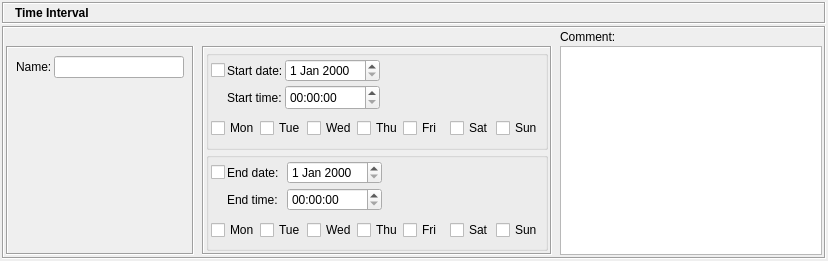
First picture: the form in src/gui/timedialog_q.ui, repository fwbuilder/fwbuilder, before the edit.
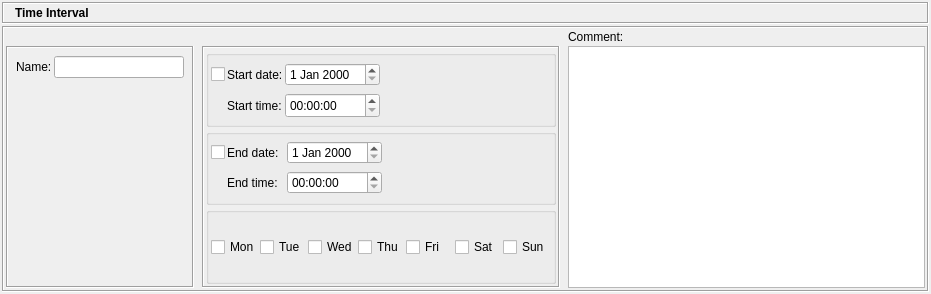
Second picture: the form after the edit. Icons and pictures are not drawn.

```diff
--- a/src/gui/timedialog_q.ui
+++ b/src/gui/timedialog_q.ui
@@ -8,8 +8,8 @@
    <rect>
     <x>0</x>
     <y>0</y>
-    <width>828</width>
-    <height>261</height>
+    <width>931</width>
+    <height>294</height>
    </rect>
   </property>
   <property name="windowTitle" >
@@ -249,45 +249,12 @@
            <enum>QFrame::Sunken</enum>
           </property>
           <layout class="QVBoxLayout" >
-           <property name="spacing" >
-            <number>2</number>
-           </property>
-           <property name="leftMargin" >
-            <number>2</number>
-           </property>
-           <property name="topMargin" >
-            <number>2</number>
-           </property>
-           <property name="rightMargin" >
-            <number>2</number>
-           </property>
-           <property name="bottomMargin" >
-            <number>2</number>
-           </property>
            <item>
             <widget class="QGroupBox" name="groupBox2" >
              <property name="title" >
               <string/>
              </property>
              <layout class="QGridLayout" >
-              <property name="leftMargin" >
-               <number>2</number>
-              </property>
-              <property name="topMargin" >
-               <number>2</number>
-              </property>
-              <property name="rightMargin" >
-               <number>2</number>
-              </property>
-              <property name="bottomMargin" >
-               <number>2</number>
-              </property>
-              <property name="horizontalSpacing" >
-               <number>2</number>
-              </property>
-              <property name="verticalSpacing" >
-               <number>2</number>
-              </property>
               <item row="0" column="0" >
                <widget class="QCheckBox" name="useStartDate" >
                 <property name="text" >
@@ -359,85 +326,6 @@
                 </property>
                </spacer>
               </item>
-              <item row="2" column="0" colspan="4" >
-               <widget class="QFrame" name="frame" >
-                <property name="frameShape" >
-                 <enum>QFrame::NoFrame</enum>
-                </property>
-                <property name="frameShadow" >
-                 <enum>QFrame::Raised</enum>
-                </property>
-                <layout class="QGridLayout" >
-                 <property name="leftMargin" >
-                  <number>0</number>
-                 </property>
-                 <property name="topMargin" >
-                  <number>0</number>
-                 </property>
-                 <property name="rightMargin" >
-                  <number>0</number>
-                 </property>
-                 <property name="bottomMargin" >
-                  <number>0</number>
-                 </property>
-                 <property name="horizontalSpacing" >
-                  <number>0</number>
-                 </property>
-                 <property name="verticalSpacing" >
-                  <number>0</number>
-                 </property>
-                 <item row="0" column="0" >
-                  <widget class="QCheckBox" name="cbStart1" >
-                   <property name="text" >
-                    <string>Mon</string>
-                   </property>
-                  </widget>
-                 </item>
-                 <item row="0" column="1" >
-                  <widget class="QCheckBox" name="cbStart2" >
-                   <property name="text" >
-                    <string>Tue</string>
-                   </property>
-                  </widget>
-                 </item>
-                 <item row="0" column="2" >
-                  <widget class="QCheckBox" name="cbStart3" >
-                   <property name="text" >
-                    <string>Wed</string>
-                   </property>
-                  </widget>
-                 </item>
-                 <item row="0" column="3" >
-                  <widget class="QCheckBox" name="cbStart4" >
-                   <property name="text" >
-                    <string>Thu</string>
-                   </property>
-                  </widget>
-                 </item>
-                 <item row="0" column="4" >
-                  <widget class="QCheckBox" name="cbStart5" >
-                   <property name="text" >
-                    <string>Fri</string>
-                   </property>
-                  </widget>
-                 </item>
-                 <item row="0" column="5" >
-                  <widget class="QCheckBox" name="cbStart6" >
-                   <property name="text" >
-                    <string>Sat</string>
-                   </property>
-                  </widget>
-                 </item>
-                 <item row="0" column="6" >
-                  <widget class="QCheckBox" name="cbStart7" >
-                   <property name="text" >
-                    <string>Sun</string>
-                   </property>
-                  </widget>
-                 </item>
-                </layout>
-               </widget>
-              </item>
              </layout>
             </widget>
            </item>
@@ -447,24 +335,6 @@
               <string/>
              </property>
              <layout class="QGridLayout" >
-              <property name="leftMargin" >
-               <number>2</number>
-              </property>
-              <property name="topMargin" >
-               <number>2</number>
-              </property>
-              <property name="rightMargin" >
-               <number>2</number>
-              </property>
-              <property name="bottomMargin" >
-               <number>2</number>
-              </property>
-              <property name="horizontalSpacing" >
-               <number>2</number>
-              </property>
-              <property name="verticalSpacing" >
-               <number>2</number>
-              </property>
               <item row="0" column="0" >
                <widget class="QCheckBox" name="useEndDate" >
                 <property name="text" >
@@ -529,7 +399,16 @@
                 </property>
                </spacer>
               </item>
-              <item row="2" column="0" colspan="4" >
+             </layout>
+            </widget>
+           </item>
+           <item>
+            <widget class="QGroupBox" name="groupBox" >
+             <property name="title" >
+              <string/>
+             </property>
+             <layout class="QGridLayout" >
+              <item row="0" column="0" >
                <widget class="QFrame" name="frame_2" >
                 <property name="frameShape" >
                  <enum>QFrame::NoFrame</enum>
```
Left out of the diff: 238 changed lines with no effect on the pictures.
